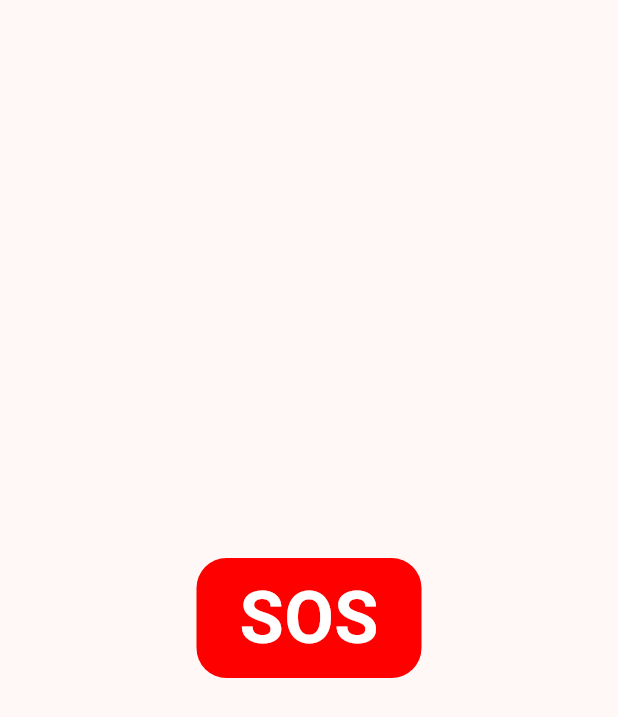
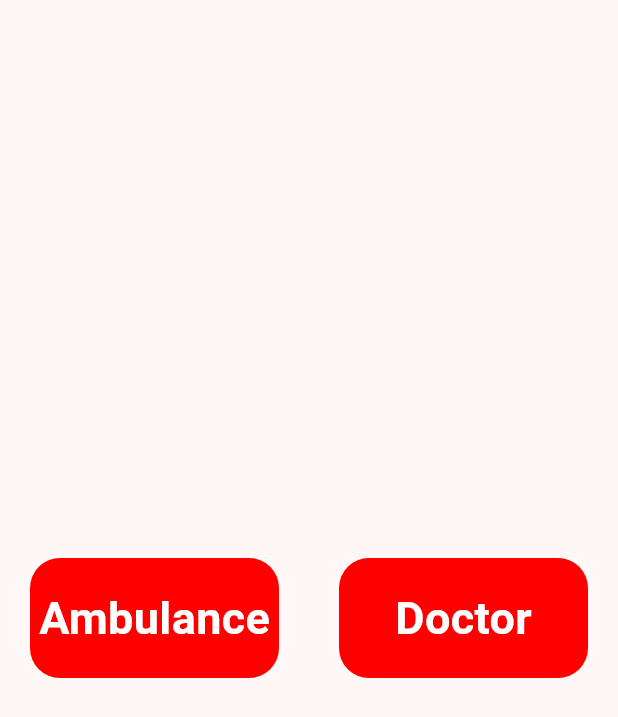
Before and after one commit to CodeGeek2003/CHT, a Flutter app: the SosPage screen opened directly, on a phone screen of 412 x 824 dp. Shown: the top 717 px of the screen. Run offline on Flutter 3.47's test engine with Material 2 defaults, Android fonts, the phone set to English and light mode, and no system bars; our stand-ins replace firebase_core, flutter_rating_bar, flutter_svg_provider; accounts and stored records are empty; network calls fail.

Commit message:
Chronic Health Tracker

```diff
--- a/lib/screens/layout/layout.dart
+++ b/lib/screens/layout/layout.dart
@@ -2,10 +2,9 @@ import 'package:cht2/screens/layout/sos.dart';
 import 'package:flutter/material.dart';
 
 import '../../theme/colors.dart';
-import 'doctor.dart';
 import 'followup.dart';
 import 'home.dart';
-
+import 'login.dart';
 
 
 class Layout extends StatefulWidget {
@@ -25,6 +24,7 @@ class _LayoutState extends State<Layout> {
       _selectedIndex = index;
     });
   }
+
 
   @override
   Widget build(BuildContext context) {
@@ -51,7 +51,7 @@ class _LayoutState extends State<Layout> {
             ListTile(
               title: Text('Log Out'),
               onTap: () {
-                // TODO: Log out functionality
+                Navigator.pushNamed(context, login());
               },
             ),
           ],
--- a/lib/screens/layout/sos.dart
+++ b/lib/screens/layout/sos.dart
@@ -5,30 +5,64 @@ import '../../theme/colors.dart';
 
 class SosPage extends StatelessWidget {
   final String _ambulanceNumber = "tel:122";
+  final String _doctorNumber = "tel:01019997655";
 
   @override
   Widget build(BuildContext context) {
     return Scaffold(
-      body: GestureDetector(
+      body: Center(
+        child: Row(
+          mainAxisAlignment: MainAxisAlignment.spaceAround,
+          children: [
+            Expanded(
+              child: GestureDetector(
                 onTap: () => launch(_ambulanceNumber),
-        child: Center(
                 child: Container(
-            width: 150,
+                  width: 30,
                   height: 80,
-            decoration: BoxDecoration(borderRadius: BorderRadius.circular(20),color: buttoncolor
+                  margin: EdgeInsets.only(left: 20, right: 20),
+                  decoration: BoxDecoration(
+                    borderRadius: BorderRadius.circular(20),
+                    color: buttoncolor,
                   ),
                   alignment: Alignment.center,
                   child: Text(
-              "SOS",
+                    "Ambulance",
                     style: TextStyle(
-                fontSize: 48.0,
+                      fontSize: 30.0,
                       fontWeight: FontWeight.bold,
-                color: white
+                      color: white,
                     ),
                   ),
                 ),
               ),
             ),
+            Expanded(
+              child: GestureDetector(
+                onTap: () => launch(_doctorNumber),
+                child: Container(
+                  width: 50,
+                  height: 80,
+                  margin: EdgeInsets.only(left: 20, right: 20),
+                  decoration: BoxDecoration(
+                    borderRadius: BorderRadius.circular(20),
+                    color: buttoncolor,
+                  ),
+                  alignment: Alignment.center,
+                  child: Text(
+                    "Doctor",
+                    style: TextStyle(
+                      fontSize: 30.0,
+                      fontWeight: FontWeight.bold,
+                      color: white,
+                    ),
+                  ),
+                ),
+              ),
+            ),
+          ],
+        ),
+      ),
     );
   }
 }
```
Also changed, not shown: lib/screens/layout/auth_page.dart (added, +26 -0 lines). Lines whose indentation alone changed are shown as unchanged.
